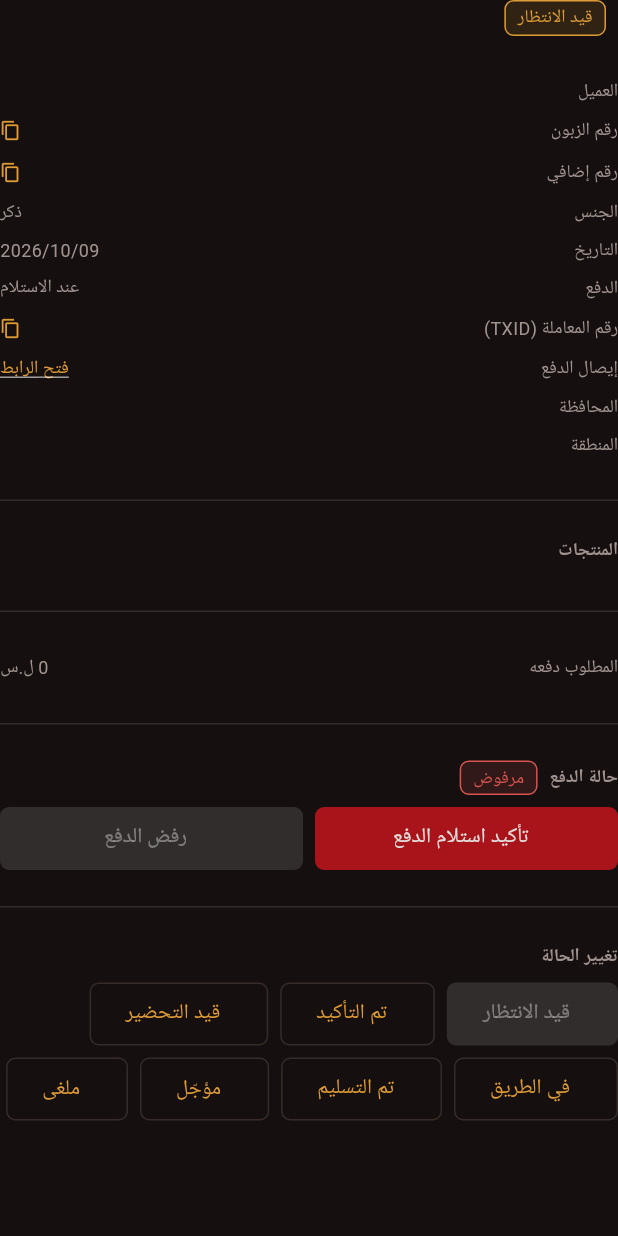
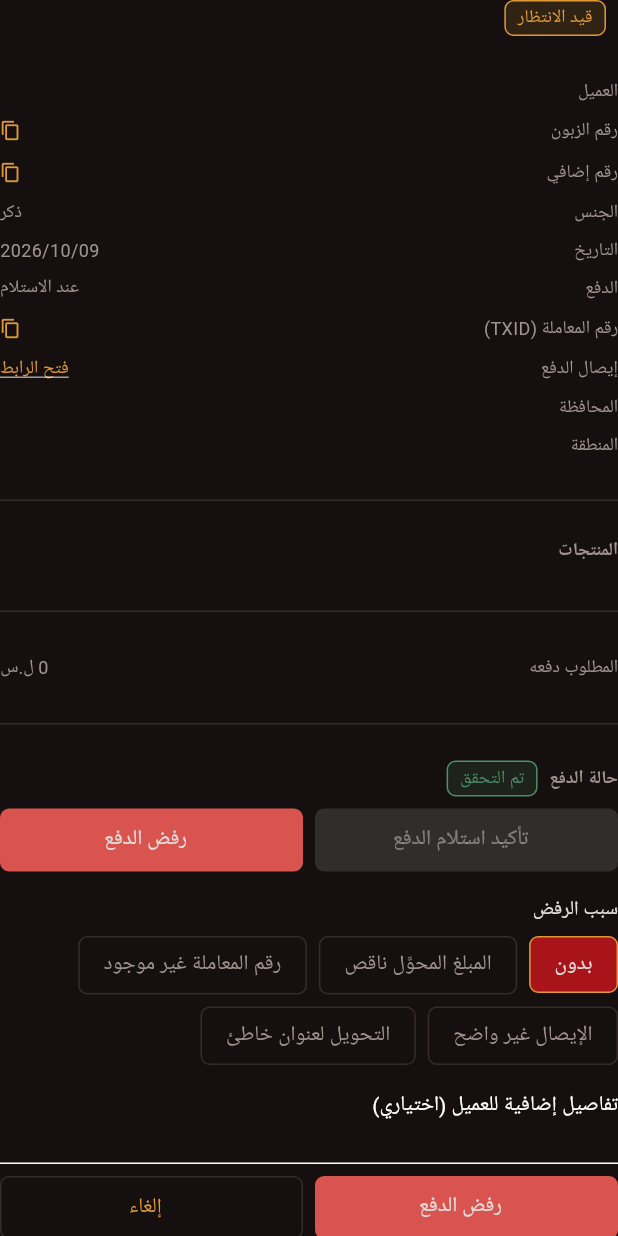
Before and after one commit to NibrasShalabi/MHN_ADMIN, a Flutter app: the OrderDetailsPanel widget shown alone on an empty page, opened directly with empty values, after a tap on "تأكيد استلام الدفع", after a tap on "رفض الدفع", on a phone screen of 412 x 824 dp. Run offline on Flutter 3.47's test engine with Material 3 defaults, Android fonts, the phone set to English and light mode, and no system bars; our stand-ins replace cloud_firestore, equatable, firebase_auth, firebase_core, fl_chart, flutter_bloc and 1 more; missing offline and left inert: file_selector; accounts and stored records are empty; generated files the repository leaves out were written again; Roboto replaces fonts that are missing (Tajawal).

Commit message:
feat(orders): payment rejection with a reason sent to the customer; cancelling returns stock
- Reject asks for a reason (presets + note), stores it on the order and messages the customer
- Verifying clears the reason
- Cancel puts the order's quantities back into stock once; un-cancelling takes them again

Co-Authored-By: Claude Opus 5.5 <noreply@anthropic.com>
Claude-Session: https://claude.ai/code/session_018L94sWZvi61DLdVmYaoeBK

```diff
--- a/lib/core/constants/admin_strings.dart
+++ b/lib/core/constants/admin_strings.dart
@@ -280,6 +280,14 @@ class AdminStrings {
   static const String paymentRejected = 'مرفوض';
   static const String markPaymentVerified = 'تأكيد استلام الدفع';
   static const String markPaymentRejected = 'رفض الدفع';
+  static const String rejectReason = 'سبب الرفض';
+  static const String rejectReasonNote = 'تفاصيل إضافية للعميل (اختياري)';
+  static const List<String> rejectReasonPresets = [
+    'المبلغ المحوَّل ناقص',
+    'رقم المعاملة غير موجود',
+    'الإيصال غير واضح',
+    'التحويل لعنوان خاطئ',
+  ];
   static const String openInExplorer = 'افتح بالـ explorer';
   static const String paymentNotVerified = 'لازم تتحقق من الدفع قبل تأكيد الطلب';
   static const String totalsMatch = 'المبلغ مطابق للأسعار الحالية';
--- a/lib/features/orders/data/repository/fake_orders_repository.dart
+++ b/lib/features/orders/data/repository/fake_orders_repository.dart
@@ -33,8 +33,8 @@ class FakeOrdersRepository implements OrdersRepository {
   final List<OrderBatch> _batches = [];
 
   @override
-  Future<void> updatePaymentStatus(String orderId, PaymentStatus status) async {
-    final i = _orders.indexWhere((o) => o.id == orderId);
+  Future<void> updatePaymentStatus(Order order, PaymentStatus status, {String? reason}) async {
+    final i = _orders.indexWhere((o) => o.id == order.id);
     if (i != -1) _orders[i] = _orders[i].copyWith(paymentStatus: status);
   }
 
--- a/lib/features/orders/data/repository/orders_repository.dart
+++ b/lib/features/orders/data/repository/orders_repository.dart
@@ -11,7 +11,7 @@ abstract class OrdersRepository {
         bool notifyCustomer = false,
       });
 
-  Future<void> updatePaymentStatus(String orderId, PaymentStatus status);
+  Future<void> updatePaymentStatus(Order order, PaymentStatus status, {String? reason});
 
   /// Recomputes what the order should cost from current prices and shipping.
   Future<OrderCheck> checkOrder(Order order);
--- a/lib/features/orders/domain/entities/order.dart
+++ b/lib/features/orders/domain/entities/order.dart
@@ -29,6 +29,7 @@ class OrderItem extends Equatable {
 
 class Order extends Equatable {
   final String id;
+  final String? userId;
   final String customerName;
   final String customerPhone;
   final String? customerSecondaryPhone;
@@ -53,6 +54,7 @@ class Order extends Equatable {
   final int pointsTotal;
   final PaymentMethod? paymentMethod;
   final PaymentStatus paymentStatus;
+  final String? paymentRejectReason;
   final String address;
   final DateTime orderDate;
   final OrderStatus status;
@@ -61,6 +63,7 @@ class Order extends Equatable {
 
   const Order({
     required this.id,
+    this.userId,
     required this.customerName,
     required this.customerPhone,
     this.customerSecondaryPhone,
@@ -77,6 +80,7 @@ class Order extends Equatable {
     this.pointsTotal = 0,
     this.paymentMethod,
     this.paymentStatus = PaymentStatus.pending,
+    this.paymentRejectReason,
     this.statusNote,
     required this.address,
     required this.orderDate,
@@ -122,6 +126,7 @@ class Order extends Equatable {
   }) =>
       Order(
         id: id,
+        userId: userId,
         customerName: customerName ?? this.customerName,
         customerPhone: customerPhone ?? this.customerPhone,
         customerSecondaryPhone: customerSecondaryPhone ?? this.customerSecondaryPhone,
@@ -138,6 +143,7 @@ class Order extends Equatable {
         pointsTotal: pointsTotal,
         paymentMethod: paymentMethod,
         paymentStatus: paymentStatus ?? this.paymentStatus,
+        paymentRejectReason: paymentRejectReason,
         address: address,
         orderDate: orderDate,
         status: status ?? this.status,
@@ -147,8 +153,8 @@ class Order extends Equatable {
 
   @override
   List<Object?> get props => [
-        id, customerName, customerPhone, customerSecondaryPhone, governorate, area, gender, txid, receiptUrl,
-        items, totalPrice, itemsTotal, supplyShipping, deliveryFee, pointsTotal, paymentMethod, paymentStatus,
+        id, userId, customerName, customerPhone, customerSecondaryPhone, governorate, area, gender, txid, receiptUrl,
+        items, totalPrice, itemsTotal, supplyShipping, deliveryFee, pointsTotal, paymentMethod, paymentStatus, paymentRejectReason,
         address, orderDate, status, statusNote, notifyCustomer,
       ];
 }
--- a/lib/features/orders/presentation/cubits/orders_cubit.dart
+++ b/lib/features/orders/presentation/cubits/orders_cubit.dart
@@ -46,11 +46,11 @@ class OrdersCubit extends SafeCubit<OrdersState> {
     }
   }
 
-  Future<void> updatePaymentStatus(String orderId, PaymentStatus status) async {
+  Future<void> updatePaymentStatus(Order order, PaymentStatus status, {String? reason}) async {
     try {
-      await _repository.updatePaymentStatus(orderId, status);
+      await _repository.updatePaymentStatus(order, status, reason: reason);
       emit(state.copyWith(orders: [
-        for (final o in state.orders) o.id == orderId ? o.copyWith(paymentStatus: status) : o,
+        for (final o in state.orders) o.id == order.id ? o.copyWith(paymentStatus: status) : o,
       ]));
     } catch (e) {
       emit(state.copyWith(errorMessage: e.toString()));
--- a/lib/features/orders/presentation/widgets/order_details_panel.dart
+++ b/lib/features/orders/presentation/widgets/order_details_panel.dart
@@ -8,6 +8,7 @@ import '../../../../core/constants/admin_strings.dart';
 import '../../../../core/theme/admin_colors.dart';
 import '../../../../core/theme/admin_text_styles.dart';
 import '../../../../core/widgets/admin_button.dart';
+import '../../../../core/widgets/admin_chips.dart';
 import '../../../../core/widgets/admin_status_chip.dart';
 import '../../domain/entities/order.dart';
 import '../../domain/entities/order_check.dart';
@@ -33,14 +34,28 @@ class _OrderDetailsPanelState extends State<OrderDetailsPanel> {
   /// Re-computed once when the panel opens — a handful of reads, not per rebuild.
   late final Future<OrderCheck> _check = widget.cubit.checkOrder(widget.order);
 
-  void _setPayment(PaymentStatus status) {
-    setState(() => _paymentStatus = status);
-    widget.cubit.updatePaymentStatus(widget.order.id, status);
+  bool _choosingRejectReason = false;
+  String? _rejectPreset;
+  final _rejectNote = TextEditingController();
+
+  void _setPayment(PaymentStatus status, {String? reason}) {
+    setState(() {
+      _paymentStatus = status;
+      _choosingRejectReason = false;
+    });
+    widget.cubit.updatePaymentStatus(widget.order, status, reason: reason);
+  }
+
+  void _confirmReject() {
+    final note = _rejectNote.text.trim();
+    final reason = [?_rejectPreset, if (note.isNotEmpty) note].join(' — ');
+    _setPayment(PaymentStatus.rejected, reason: reason.isEmpty ? null : reason);
   }
 
   @override
   void dispose() {
     _noteController.dispose();
+    _rejectNote.dispose();
     super.dispose();
   }
 
@@ -177,11 +192,56 @@ class _OrderDetailsPanelState extends State<OrderDetailsPanel> {
                 child: AdminButton(
                   label: AdminStrings.markPaymentRejected,
                   kind: AdminButtonKind.danger,
-                  onPressed: _paymentStatus == PaymentStatus.rejected ? null : () => _setPayment(PaymentStatus.rejected),
+                  onPressed: _paymentStatus == PaymentStatus.rejected
+                      ? null
+                      : () => setState(() => _choosingRejectReason = true),
                 ),
               ),
             ],
           ),
+          if (_choosingRejectReason) ...[
+            const SizedBox(height: AdminConstants.spacingMd),
+            Text(AdminStrings.rejectReason, style: AdminTextStyles.label),
+            const SizedBox(height: AdminConstants.spacingSm),
+            AdminOptionChips<String>(
+              options: AdminStrings.rejectReasonPresets,
+              selected: _rejectPreset,
+              labelOf: (r) => r,
+              onChanged: (r) => setState(() => _rejectPreset = r),
+            ),
+            const SizedBox(height: AdminConstants.spacingSm),
+            TextField(
+              controller: _rejectNote,
+              maxLines: 2,
+              style: AdminTextStyles.body,
+              decoration: const InputDecoration(hintText: AdminStrings.rejectReasonNote),
+            ),
+            const SizedBox(height: AdminConstants.spacingSm),
+            Row(
+              children: [
+                Expanded(
+                  child: AdminButton(
+                    label: AdminStrings.markPaymentRejected,
+                    kind: AdminButtonKind.danger,
+                    onPressed: _confirmReject,
+                  ),
+                ),
+                const SizedBox(width: AdminConstants.spacingSm),
+                Expanded(
+                  child: AdminButton(
+                    label: AdminStrings.cancel,
+                    kind: AdminButtonKind.secondary,
+                    onPressed: () => setState(() => _choosingRejectReason = false),
+                  ),
+                ),
+              ],
+            ),
+          ],
+          if (_paymentStatus == PaymentStatus.rejected && (order.paymentRejectReason?.isNotEmpty ?? false)) ...[
+            const SizedBox(height: AdminConstants.spacingSm),
+            Text('${AdminStrings.rejectReason}: ${order.paymentRejectReason}',
+                style: AdminTextStyles.caption.copyWith(color: AdminColors.danger)),
+          ],
           const SizedBox(height: AdminConstants.spacingLg),
           const Divider(color: AdminColors.border, height: 1),
           const SizedBox(height: AdminConstants.spacingLg),
```
Also changed, not shown: lib/features/orders/data/repository/firebase_admin_orders_repository.dart (+43 -2 lines).
